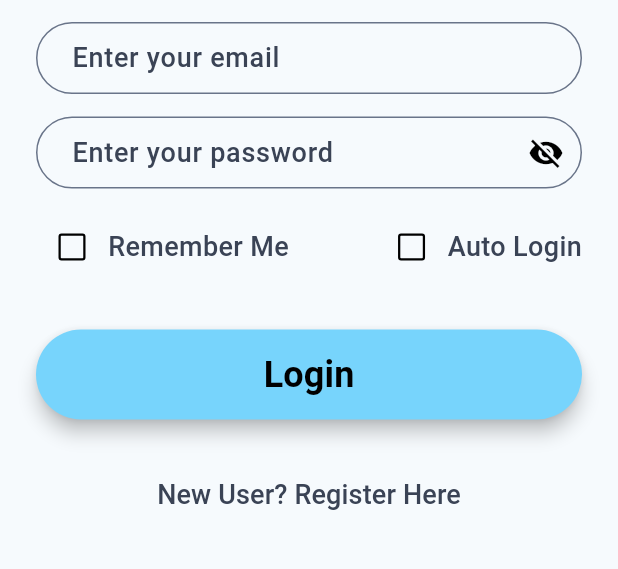
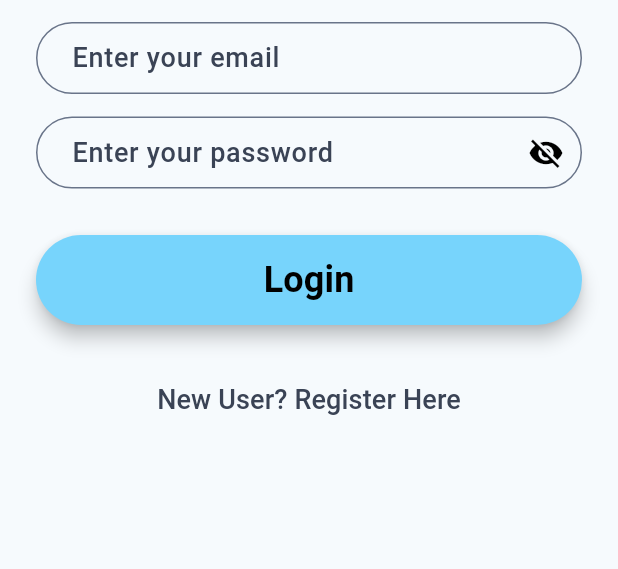
Before and after one commit to aunshpatel/the_hotel_app, a Flutter app: the screen it shows after launch, on a phone screen of 412 x 824 dp, the part 542-1111 px from its top. Run offline on Flutter 3.47's test engine with Material 3 defaults, Android fonts, the light colour scheme and no system bars; our stand-ins replace cloud_firestore, firebase_auth, firebase_core, shared_preferences; accounts and stored records are empty; network calls fail.

Commit message:
Update login functionality

```diff
--- a/lib/login_screen.dart
+++ b/lib/login_screen.dart
@@ -18,80 +18,56 @@ class _LoginScreenState extends State<LoginScreen> {
   String loginEmailID = '', loginPassword = '';
   bool showSpinner = false;
   bool _passwordVisible = false;
-  bool _isRememberMe = false;
   TextEditingController emailController = TextEditingController();
   TextEditingController passwordController = TextEditingController();
 
-  actionRememberMe(bool value) async{
-    SharedPreferences prefs = await SharedPreferences.getInstance();
-    _isRememberMe = value;
-    SharedPreferences.getInstance().then((prefs) {
-      prefs.setBool("remember_me", _isRememberMe);
-    },);
-    setState(() {
-      _isRememberMe = value;
-    });
-  }
-
-  autoLogin(bool autoLogin) async{
-    SharedPreferences prefs = await SharedPreferences.getInstance();
-    if(autoLogin == true){
-      actionRememberMe(true);
-      SharedPreferences.getInstance().then((prefs) {
-        setState(() {
-          isRememberMe = true;
-        });
-        prefs.setBool('autoLogin', autoLogin);
-        prefs.setBool('isRememberMe', isRememberMe);
-      },);
-    }
-    else{
-      actionRememberMe(true);
-      SharedPreferences.getInstance().then((prefs) {
-        setState(() {
-          isRememberMe = false;
-        });
-        prefs.setBool('autoLogin', autoLogin);
-        prefs.setBool('isRememberMe', isRememberMe);
-      },);
-    }
-  }
-
   _loginFunction() async {
     try{
-      final user = await auth.signInWithEmailAndPassword(email: emailController.text, password: passwordController.text);
+      final user = await auth.signInWithEmailAndPassword(email: email, password: pwd);
       if(user != null){
-        // Navigator.pushNamed(context, '/task_screen');
-        commonAlertBox(context, 'WARNING!', 'LOGIN SUCCESSFUL');
-        currentUser = email;
-
+        setState(() {
+          currentUserEmailID = email;
+        });
 
         final usrData = await getUserData();
-        print("usrData:$usrData");
-        if(usrData[0]['isGuestOrStaff'] == 'staff') {
-          Navigator.pushNamed(context, '/staff_dashboard');
-        } else {
-          Navigator.pushNamed(context, '/guest_dashboard');
-        }
-
         setState(() {
           isLoggedIn = true;
-          currentUser = email;
           isGuestOrStaff = usrData[0]['isGuestOrStaff'];
         });
 
         SharedPreferences.getInstance().then((prefs) {
-          prefs.setBool('isLoggedIn', true);
-          if(isRememberMe == true && isLoggedIn == true) {
-            prefs.setString('currentUser', currentUser);
+          if(isLoggedIn == true) {
+            prefs.setBool('isLoggedIn', true);
+            prefs.setString('currentUserEmailID', currentUserEmailID);
             prefs.setString('emailID', email);
             prefs.setString('password', pwd);
             prefs.setString('isGuestOrStaff', usrData[0]['isGuestOrStaff']);
+          } else {
+            prefs.setBool('isLoggedIn', false);
+            prefs.setString('currentUserEmailID', '');
+            prefs.setString('emailID', '');
+            prefs.setString('password', '');
+            prefs.setString('isGuestOrStaff', '');
           }
         },);
+
+        if(usrData[0]['isGuestOrStaff'] == 'staff') {
+          commonAlertBoxWithNavigation(context, 'SUCCESS!', 'LOGIN SUCCESSFUL', '/staff_dashboard');
+          // Navigator.pushNamed(context, '/staff_dashboard');
+        } else {
+          commonAlertBoxWithNavigation(context, 'SUCCESS!', 'LOGIN SUCCESSFUL', '/guest_dashboard');
+          // Navigator.pushNamed(context, '/guest_dashboard');
+        }
       }
       else{
         commonAlertBox(context, 'WARNING!','Incorrect email or password. Please enter your email and password again.');
+        SharedPreferences.getInstance().then((prefs) {
+          prefs.setBool('isLoggedIn', false);
+          prefs.setString('currentUserEmailID', '');
+          prefs.setString('emailID', '');
+          prefs.setString('password', '');
+          prefs.setString('isGuestOrStaff', '');
+        },);
         setState(() {
           showSpinner = false;
         });
@@ -166,63 +142,6 @@ class _LoginScreenState extends State<LoginScreen> {
               const SizedBox(
                 height: 15.0,
               ),
-              Row(
-                mainAxisAlignment: MainAxisAlignment.spaceBetween,
-                crossAxisAlignment: CrossAxisAlignment.center,
-                children: [
-                  Row(
-                    mainAxisAlignment: MainAxisAlignment.center,
-                    crossAxisAlignment: CrossAxisAlignment.center,
-                    children: [
-                      Checkbox(
-                        checkColor: kThemeBlueColor,
-                        side: WidgetStateBorderSide.resolveWith(
-                              (states) => const BorderSide(width: 1.5, color: kThemeBlackColor),
-                        ),
-                        fillColor: WidgetStateProperty.all(Colors.transparent),
-                        value: _isRememberMe,
-                        onChanged: isRememberMe == false ? (value){
-                          setState(() {
-                            _isRememberMe = value!;
-                          });
-                          actionRememberMe(_isRememberMe);
-                        } : null,
-                      ),
-                      const Text(
-                        'Remember Me',
-                        style: kDarkTextSize18,
-                      )
-                    ],
-                  ),
-                  Row(
-                    mainAxisAlignment: MainAxisAlignment.center,
-                    crossAxisAlignment: CrossAxisAlignment.center,
-                    children: [
-                      Checkbox(
-                        checkColor: kThemeBlueColor,
-                        side: WidgetStateBorderSide.resolveWith(
-                              (states) => const BorderSide(width: 1.5, color: kThemeBlackColor),
-                        ),
-                        fillColor: WidgetStateProperty.all(Colors.transparent),
-                        value: automaticLogin,
-                        onChanged: (value){
-                          setState(() {
-                            automaticLogin = value!;
-                          });
-                          autoLogin(automaticLogin);
-                        },
-                      ),
-                      const Text(
-                        'Auto Login',
-                        style: kDarkTextSize18,
-                      )
-                    ],
-                  )
-                ],
-              ),
-              const SizedBox(
-                height: 15.0,
-              ),
               RoundedButton(
                 colour:kThemeBlueColor,
                 title:'Login',
--- a/lib/main.dart
+++ b/lib/main.dart
@@ -5,6 +5,8 @@ import 'package:the_hotel_app/guest_dashboard.dart';
 import 'package:the_hotel_app/registration_screen.dart';
 import 'package:the_hotel_app/staff_dashboard.dart';
 import 'package:the_hotel_app/widgets/consts.dart';
+import 'package:the_hotel_app/profile_page.dart';
+import 'data_file.dart';
 import 'firebase_options.dart';
 import 'login_screen.dart';
 
@@ -29,38 +31,31 @@ class _MyAppState extends State<MyApp> {
   @override
   void initState() {
     super.initState();
-    loginFunctionality();
+    _loginFunction();
   }
 
-  loginFunctionality() async {
+  _loginFunction() async {
     SharedPreferences prefs = await SharedPreferences.getInstance();
     setState(() {
-      automaticLogin = prefs.getBool("remember_me")! || false;
-      isRememberMe = prefs.getBool('autoLogin')! || false;
-      isLoggedIn = prefs.getBool('isLoggedIn')! || false;
-      currentUser = prefs.getString('currentUser')!;
-      isGuestOrStaff = prefs.getString('isGuestOrStaff')!;
+      currentUserEmailID = prefs.getString('email') ?? '';
+      password = prefs.getString('password') ?? '';
+      isGuestOrStaff = prefs.getString('isGuestOrStaff') ?? '';
+      isLoggedIn = prefs.getBool('isLoggedIn') ?? false;
     });
-    if(isRememberMe == true && isLoggedIn == true) {
-      String emailID = prefs.getString("email")!;
-      String password = prefs.getString("password")!;
+    try{
+      final user = await auth.signInWithEmailAndPassword(email: currentUserEmailID, password: password);
+      if(user != null){
+        final usrData = await getUserData();
+        setState(() {
+          isLoggedIn = true;
+          isGuestOrStaff = usrData[0]['isGuestOrStaff'];
+        });
+      }
+    } catch(e) {
       setState(() {
-        showSpinner = true;
+        showSpinner = false;
       });
-      // try{
-      //   final user = await auth.signInWithEmailAndPassword(email: emailID, password: password);
-      //   if(isGuestOrStaff != 'staff'){
-      //     Navigator.pushNamed(context, '/staff_dashboard');
-      //   }
-      //   else{
-      //     Navigator.pushNamed(context, '/guest_dashboard');
-      //   }
-      // } catch(e) {
-      //   setState(() {
-      //     showSpinner = false;
-      //   });
-      //   return commonAlertBox(context, 'WARNING!', e.toString());
-      // }
+      commonAlertBox(context, 'WARNING!', e.toString());
     }
   }
 
@@ -85,12 +80,13 @@ class _MyAppState extends State<MyApp> {
               colorScheme: ColorScheme.fromSeed(seedColor: kThemeBlueColor),
               useMaterial3: true,
             ),
-            initialRoute: automaticLogin == false ? '/login_screen' : (isGuestOrStaff == 'staff' ? '/staff_dashboard' : '/guest_dashboard'),
+            initialRoute: isLoggedIn == false ? '/login_screen' : (isGuestOrStaff == 'staff' ? '/staff_dashboard' : '/guest_dashboard'),
             routes: {
               '/login_screen':(context) => const LoginScreen(),
               '/registration_screen':(context) => const RegistrationScreen(),
               '/staff_dashboard':(context) => const StaffDashboard(),
               '/guest_dashboard':(context) => const GuestDashboard(),
+              '/profile_page':(context) => ProfilePage(),
             },
           );
         }
--- a/lib/widgets/consts.dart
+++ b/lib/widgets/consts.dart
@@ -12,9 +12,9 @@ const kDarkTitleColor = Color(0XFF3A4355);
 
 const kBackgroundColor = Color(0XFF77D4FC);
 
-bool automaticLogin = false, isRememberMe = false, isLoggedIn = false;
+bool isLoggedIn = false;
 
-String currentUserEmailID = '', isGuestOrStaff = '';
+String currentUserEmailID = '', isGuestOrStaff = '', password = '';
 
 // late SharedPreferences prefs;
 
```
